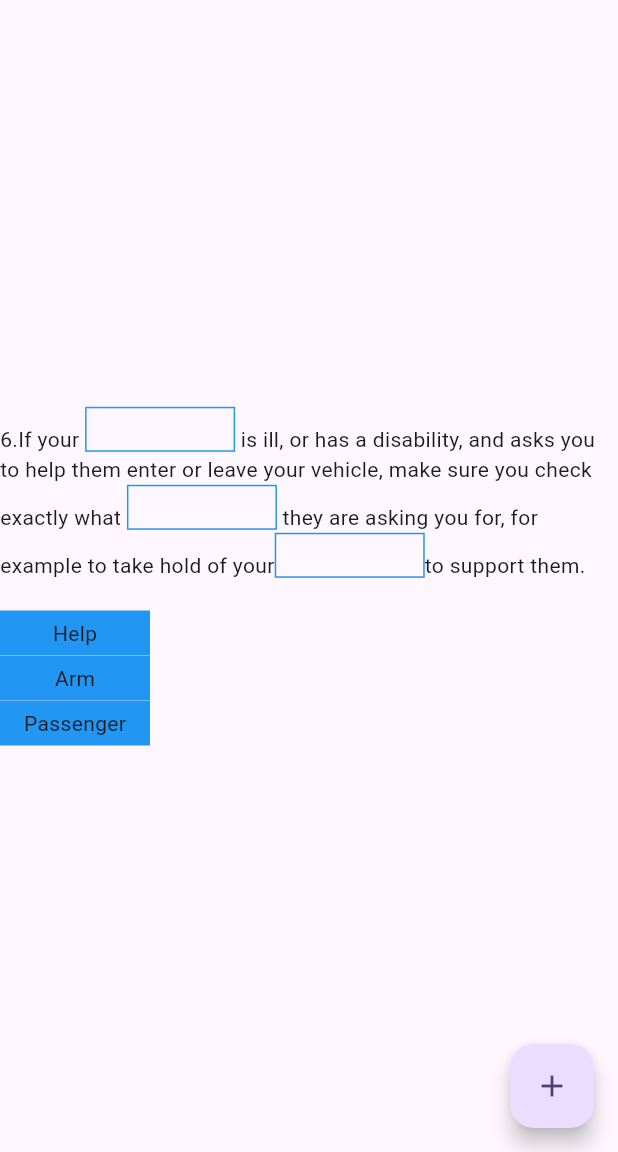
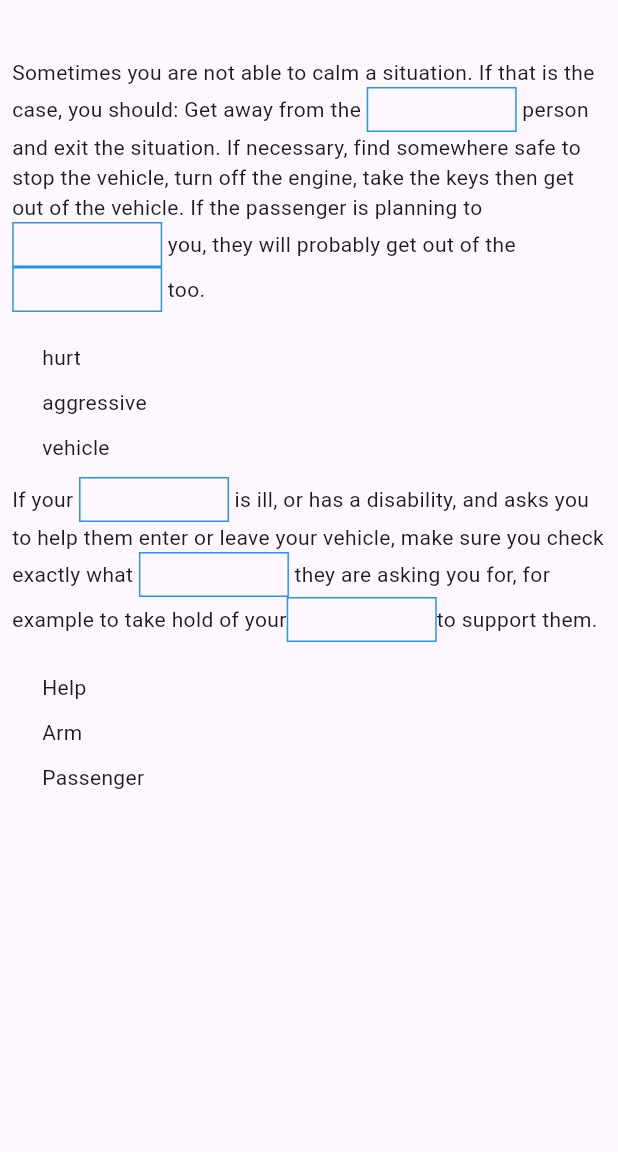
Before and after one commit to MufazalAhmad/fill_blank_widget, a Flutter app: the screen it shows after launch, on a phone screen of 412 x 824 dp, the part 84-1236 px from its top. Run offline on Flutter 3.47's test engine with Material 2 defaults, Android fonts, the phone set to English and light mode, and no system bars.

Commit message:
drag done

```diff
--- /dev/null
+++ b/lib/data.dart
@@ -0,0 +1,14 @@
+import 'package:untitled/fill_blank_question.dart';
+
+List<FillBlankQuestion> questions = [
+  FillBlankQuestion(
+    text:
+        "Sometimes you are not able to calm a situation. If that is the case, you should: Get away from the {[hurt]} person and exit the situation. If necessary, find somewhere safe to stop the vehicle, turn off the engine, take the keys then get out of the vehicle. If the passenger is planning to {[aggressive]} you, they will probably get out of the {[vehicle]} too.",
+    option: ["hurt", "aggressive", "vehicle"],
+  ),
+  FillBlankQuestion(
+    text:
+        "If your {[help]} is ill, or has a disability, and asks you to help them enter or leave your vehicle, make sure you check exactly what {[arm]} they are asking you for, for example to take hold of your{[passenger]}to support them.",
+    option: ['Help', 'Arm', 'Passenger'],
+  ),
+];
--- a/lib/main.dart
+++ b/lib/main.dart
@@ -1,4 +1,5 @@
 import 'package:flutter/material.dart';
+import 'package:untitled/data.dart';
 import 'package:untitled/question.dart';
 
 void main() {
@@ -31,14 +32,6 @@ class MyHomePage extends StatefulWidget {
 }
 
 class _MyHomePageState extends State<MyHomePage> {
-  int _counter = 0;
-
-  void _incrementCounter() {
-    setState(() {
-      _counter++;
-    });
-  }
-
   @override
   Widget build(BuildContext context) {
     return Scaffold(
@@ -46,36 +39,24 @@ class _MyHomePageState extends State<MyHomePage> {
         backgroundColor: Theme.of(context).colorScheme.inversePrimary,
         title: Text(widget.title),
       ),
-      body: Center(
-        child: Column(
-          mainAxisAlignment: MainAxisAlignment.center,
-          children: <Widget>[
-            // DynamicMCQQuestion(
-            //   questionText:
-            //       "This is \${[my]} school. This \${[school]} has four rooms.",
-            //   answerChoices: ["my", "is", "school", "cow"],
-            //   onAnswerSelected: (int selectedAnswer) {
-            //     // Do something with the selected answer
-            //   },
-            // ),
-            MCQQuestion(
-              question:
-                  '6.If your {[help]} is ill, or has a disability, and asks you to help them enter or leave your vehicle, make sure you check exactly what {[arm]} they are asking you for, for example to take hold of your{[passenger]}to support them.  ',
-              options: const ['Help', 'Arm', 'Passenger'],
+      body: Padding(
+        padding: const EdgeInsets.all(8.0),
+        child: Column(mainAxisAlignment: MainAxisAlignment.start, children: [
+          const SizedBox(height: 30),
+          ...questions
+              .map((e) => MCQQuestion(
+                    question: e.text ?? "",
+                    options: e.option ?? [],
                     onOptionSelected: (selectedOption) {
                       // Handle the selected option
                       print('Selected option: $selectedOption');
                     },
-            )
+                  ))
+              .toList(),
+        ]
 
             // Add more DynamicMCQWidget widgets as needed for other questions
-          ],
             ),
-      ),
-      floatingActionButton: FloatingActionButton(
-        onPressed: _incrementCounter,
-        tooltip: 'Increment',
-        child: const Icon(Icons.add),
       ),
     );
   }
@@ -129,7 +110,7 @@ class _MCQQuestionState extends State<MCQQuestion> {
       textSpans.add(TextSpan(text: textBeforeMatch));
       textSpans.add(
         const WidgetSpan(
-          alignment: PlaceholderAlignment.bottom,
+          alignment: PlaceholderAlignment.middle,
           child: FillBlankWidget(),
         ),
       );
@@ -147,25 +128,29 @@ class _MCQQuestionState extends State<MCQQuestion> {
     return Column(
       crossAxisAlignment: CrossAxisAlignment.start,
       children: widget.options
-          .map((option) => Draggable(
+          .map((option) => Row(
+                children: [
+                  const SizedBox(width: 20),
+                  Draggable(
                     data: option,
                     feedback: Material(
                       child: Container(
+                        alignment: Alignment.centerLeft,
                         width: 100,
                         height: 30,
-                    color: Colors.blue,
-                    child: Center(child: Text(option)),
-                  ),
-                ),
-                child: Material(
-                  child: Container(
-                    width: 100,
-                    height: 30,
-                    color: Colors.blue,
-                    child: Center(child: Text(option)),
+                        child: Text(option),
                       ),
                     ),
                     childWhenDragging: Container(),
+                    child: Material(
+                      child: SizedBox(
+                        width: 100,
+                        height: 30,
+                        child: Text(option),
+                      ),
+                    ),
+                  ),
+                ],
               ))
           .toList(),
     );
--- a/lib/question.dart
+++ b/lib/question.dart
@@ -27,7 +27,7 @@ class DynamicMCQQuestion extends StatelessWidget {
 
       questionSpans.add(WidgetSpan(
         child: Container(
-          padding: EdgeInsets.symmetric(horizontal: 8, vertical: 4),
+          padding: const EdgeInsets.symmetric(horizontal: 8, vertical: 4),
           decoration: BoxDecoration(
             border: Border.all(color: Colors.black, width: 1),
             borderRadius: BorderRadius.circular(4),
```
Also changed, not shown: lib/fill_blank_question.dart (added, +23 -0 lines). Lines whose indentation alone changed are shown as unchanged.
